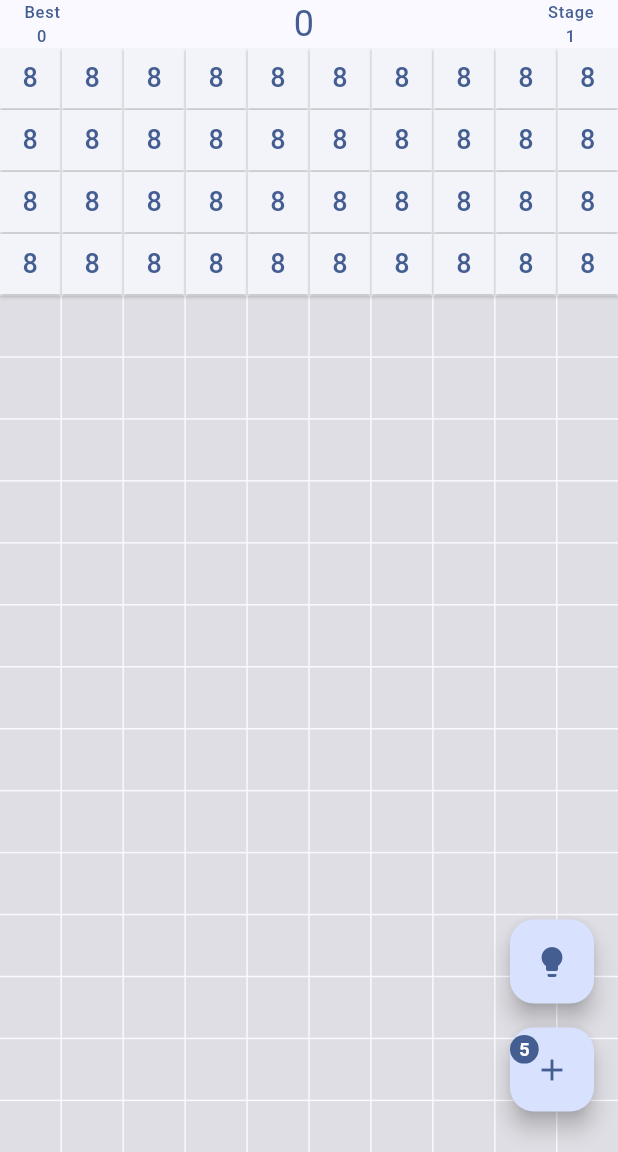
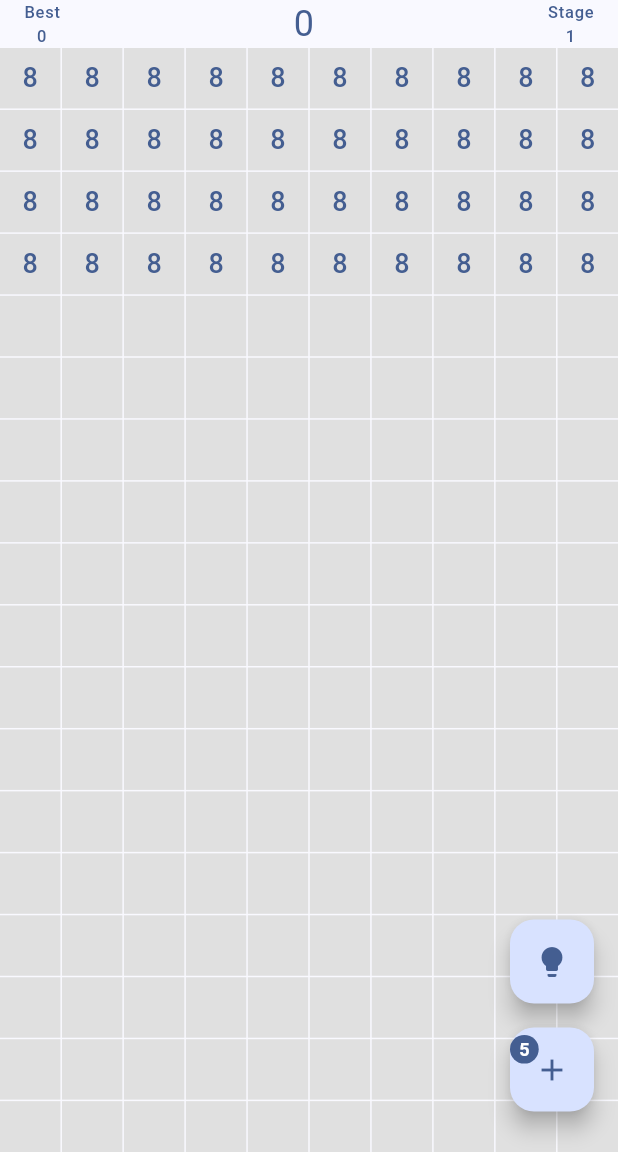
Before and after one commit to julia-morg/numerocide, a Flutter app: the screen it shows after launch, after a tap on "NEW GAME", on a phone screen of 412 x 824 dp, the part 84-1236 px from its top. Run offline on Flutter 3.47's test engine with Material 3 defaults, Android fonts, the phone set to English and light mode, and no system bars; our stand-ins replace shared_preferences.

Commit message:
change colors

```diff
--- a/lib/game/button_grid.dart
+++ b/lib/game/button_grid.dart
@@ -64,7 +64,7 @@ class _ButtonGridState extends State<ButtonGrid> {
         initialEmptyCells +
         widget.buttonsPerRow.toInt();
     return GridView.builder(
-      physics: const PageScrollPhysics(),
+      physics: const NeverScrollableScrollPhysics(),
       shrinkWrap: true,
       gridDelegate: SliverGridDelegateWithFixedCrossAxisCount(
         crossAxisCount: widget.buttonsPerRow,
@@ -78,14 +78,14 @@ class _ButtonGridState extends State<ButtonGrid> {
           return SizedBox(
             width: widget.buttonSize,
             height: widget.buttonSize,
-            child: ElevatedButton(
-              style: ElevatedButton.styleFrom(
-                backgroundColor: Colors.grey[200],
-                shape: const RoundedRectangleBorder(borderRadius: BorderRadius.zero,),
+            child: TextButton(
+              style: TextButton.styleFrom(
+                backgroundColor: Colors.grey[300], // Единый цвет для пустых ячеек
+                shape: const RoundedRectangleBorder(borderRadius: BorderRadius.zero),
                 padding: EdgeInsets.zero,
               ),
               onPressed: null,
-              child: null,
+              child: const Text(''),
             ),
           );
         }
@@ -95,20 +95,17 @@ class _ButtonGridState extends State<ButtonGrid> {
         bool isSelected = widget.selectedButtons.contains(index);
         bool isHint = widget.hint != null &&
             (index == widget.hint!.hint1 || index == widget.hint!.hint2);
-        return AnimatedContainer(
-          duration: const Duration(milliseconds: 30),
-          width: widget.buttonSize,
-          height: widget.buttonSize,
-          child: ElevatedButton(
-            style: ElevatedButton.styleFrom(
+
+        return TextButton(
+          style: TextButton.styleFrom(
             backgroundColor: buttonField.isActive
                 ? (isSelected
-                      ? Theme.of(context).colorScheme.primary.withOpacity(0.5)
+                ? Theme.of(context).colorScheme.primary.withOpacity(0.5) // Цвет для выделенной кнопки
                 : isHint
-                          ? Colors.green.withOpacity(0.5)
-                          : null)
-                  : Colors.grey[300],
-              shape: const RoundedRectangleBorder(borderRadius: BorderRadius.zero,),
+                ? Colors.green.withOpacity(0.5) // Подсветка для хинта
+                : Colors.grey[300]) // Цвет для активной кнопки (тот же фон, что и для пустых ячеек)
+                : Colors.grey[300], // Цвет для неактивной кнопки (тот же фон, что и для пустых ячеек)
+            shape: const RoundedRectangleBorder(borderRadius: BorderRadius.zero),
             padding: EdgeInsets.zero,
           ),
           onPressed: buttonField.isActive
@@ -125,14 +122,13 @@ class _ButtonGridState extends State<ButtonGrid> {
             style: TextStyle(
               fontSize: 18,
               color: isSelected
-                    ? Theme.of(context).colorScheme.onPrimary
+                  ? Theme.of(context).colorScheme.onPrimary // Цвет текста для выделенной кнопки
                   : buttonField.isActive
-                        ? Theme.of(context).colorScheme.primary
-                        : Colors.grey[600],
+                  ? Theme.of(context).colorScheme.primary // Цвет текста для активной кнопки
+                  : Colors.grey[400], // Цвет текста для неактивной кнопки
               decoration: crossedOutIndexes.contains(index)
                   ? TextDecoration.lineThrough
                   : TextDecoration.none,
-              ),
             ),
           ),
         );
--- a/lib/game/desk.dart
+++ b/lib/game/desk.dart
@@ -3,9 +3,10 @@ import 'hint.dart';
 import 'dart:math';
 
 class Desk {
+  static const DEFAULT_HINTS_COUNT = 5;
   int stage = 0;
   int score = 0;
-  int remainingAddClicks = 2;
+  int remainingAddClicks = DEFAULT_HINTS_COUNT;
   Map<int, Field> numbers = {};
   int rowLength = 0;
 
@@ -28,15 +29,17 @@ class Desk {
     }
   }
 
+  static Map<int, Field> generateRandomNumbers(int count) {
+    return List.generate(count, (_) => Random().nextInt(9) + 1)
+        .asMap()
+        .map((index, number) => MapEntry(index, Field(index, number, true)));
+  }
+
   void newStage(int count) {
     stage++;
     remainingAddClicks = 5;
     numbers.clear();
-    List<int> randomNumbers = List.generate(count, (_) => Random().nextInt(9) + 1);
-
-    for (int i = 0; i < randomNumbers.length; i++) {
-      numbers[i] = Field(i, randomNumbers[i], true);
-    }
+    numbers = generateRandomNumbers(count);
   }
 
   bool addExtraStage() {
--- a/lib/game_page.dart
+++ b/lib/game_page.dart
@@ -1,5 +1,4 @@
 import 'package:flutter/material.dart';
-import 'dart:math';
 import 'game/button_grid.dart';
 import 'package:shared_preferences/shared_preferences.dart';
 import 'home_page.dart';
@@ -16,6 +15,7 @@ class GamePage extends StatefulWidget {
     required this.buttonsPerRow,
     required this.initialButtonCount,
     required this.maxScore,
+    required this.mode,
   });
 
   final String title;
@@ -23,6 +23,7 @@ class GamePage extends StatefulWidget {
   final int buttonsPerRow;
   final int initialButtonCount;
   final int maxScore;
+  final bool mode;
 
   @override
   State<GamePage> createState() => _GamePageState();
@@ -39,18 +40,16 @@ class _GamePageState extends State<GamePage>
   @override
   void initState() {
     super.initState();
-    _loadGameState();
+    if(widget.mode) {
+      _initializeGame();
+    } else {
+      _loadGameState();
+    }
   }
 
   void _initializeGame() {
-    List<int> randomNumbers = List.generate(
-        widget.initialButtonCount, (_) => Random().nextInt(9) + 1);
     setState(() {
-      Map<int, Field> numbers = {
-        for (var i = 0; i < widget.initialButtonCount; i++)
-          i: Field(i, randomNumbers[i], true)
-      };
-      desk = Desk(1, 0, 5, numbers, widget.buttonsPerRow);
+      desk = Desk(1, 0, Desk.DEFAULT_HINTS_COUNT, Desk.generateRandomNumbers(widget.initialButtonCount), widget.buttonsPerRow);
       selectedButtons.clear();
       _saveGameState();
     });
@@ -65,8 +64,6 @@ class _GamePageState extends State<GamePage>
         await prefs.remove(key);
       }
     }
-    debugPrint('1234521prefs.getKeys().toString()');
-    debugPrint(prefs.getKeys().toString());
     await prefs.remove('score');
     await prefs.remove('stage');
     await prefs.remove('remainingAddClicks');
--- a/lib/home_page.dart
+++ b/lib/home_page.dart
@@ -30,16 +30,12 @@ class _HomePageState extends State<HomePage> {
 
   Future<void> _checkSavedGame() async {
     SharedPreferences prefs = await SharedPreferences.getInstance();
-    debugPrint('23456754e3wdebugPrint(prefs.getKeys().toString());');
-    debugPrint(prefs.getKeys().toString());
     setState(() {
       _hasSavedGame = prefs.containsKey('field_index_0');
     });
   }
 
   void _startNewGame(BuildContext context) async {
-    SharedPreferences prefs = await SharedPreferences.getInstance();
-    await prefs.clear();
     Navigator.push(
       context,
       MaterialPageRoute(
@@ -49,6 +45,7 @@ class _HomePageState extends State<HomePage> {
           buttonsPerRow: 10,
           initialButtonCount: 40,
           maxScore: _maxScore,
+          mode: true,
         ),
       ),
     ).then((_) {
@@ -67,6 +64,7 @@ class _HomePageState extends State<HomePage> {
           buttonsPerRow: 10,
           initialButtonCount: 40,
           maxScore: _maxScore,
+          mode: false,
         ),
       ),
     ).then((_) {
```
Lines whose indentation alone changed are shown as unchanged.
